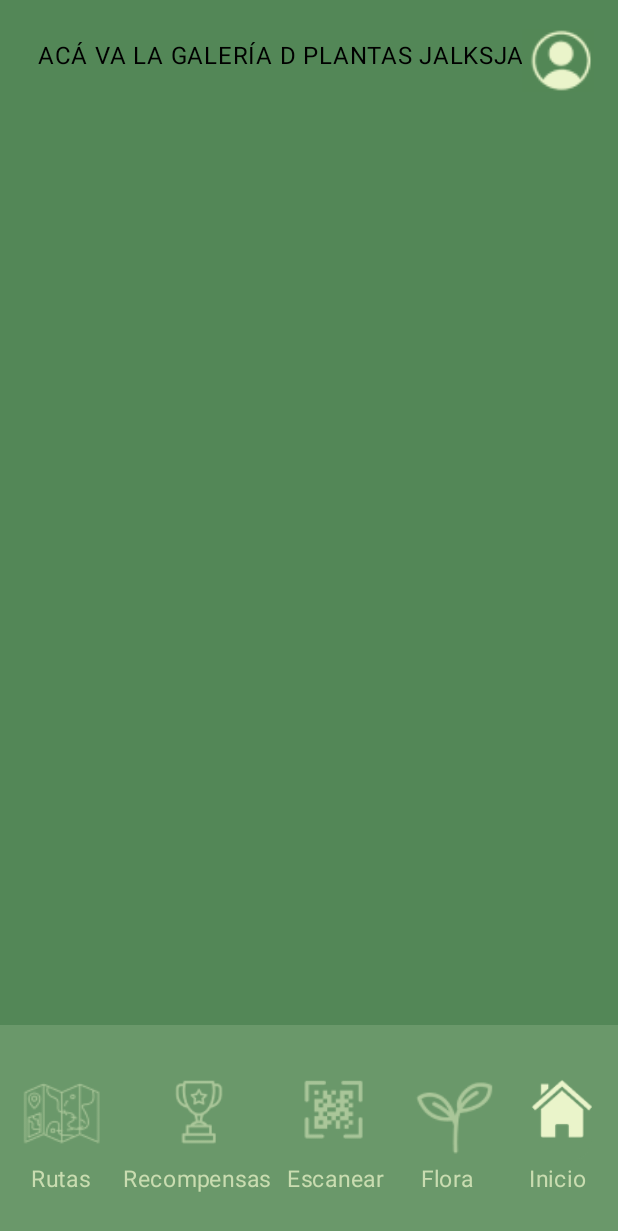
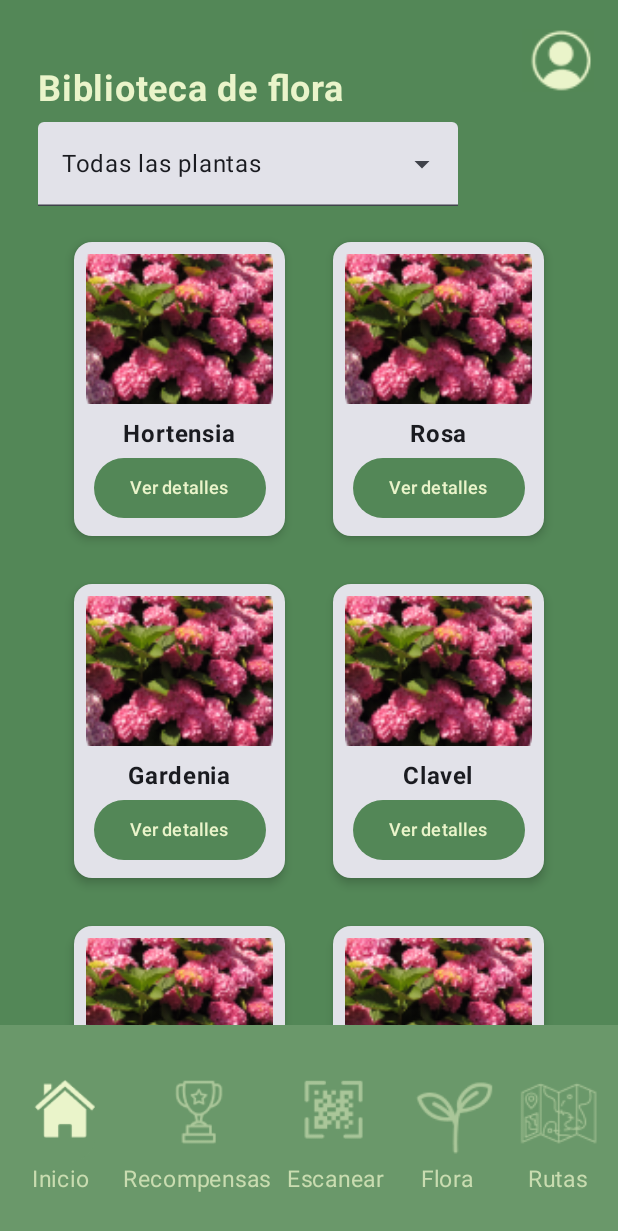
Before and after one commit to Alvaro3435gg/OcoyoacanLensAndroid, an Android app built with Jetpack Compose: the @Preview function GaleriaPreview, on a phone screen of 412 x 824 dp. Shown: the top 1231 px of the screen. Run offline under Robolectric (Android 15) with nearby library versions, the phone set to English and light mode, and no system bars.

Commit message:
avances, muchos

```diff
--- a/app/src/main/java/com/example/inicioocoyucan/GaleriaPlantas.kt
+++ b/app/src/main/java/com/example/inicioocoyucan/GaleriaPlantas.kt
@@ -1,19 +1,52 @@
 package com.example.inicioocoyucan
 
+import androidx.compose.foundation.Image
 import androidx.compose.foundation.background
 import androidx.compose.foundation.layout.Box
 import androidx.compose.foundation.layout.Column
+import androidx.compose.foundation.layout.Row
+import androidx.compose.foundation.layout.Spacer
+import androidx.compose.foundation.layout.fillMaxHeight
 import androidx.compose.foundation.layout.fillMaxSize
+import androidx.compose.foundation.layout.fillMaxWidth
+import androidx.compose.foundation.layout.height
 import androidx.compose.foundation.layout.padding
+import androidx.compose.foundation.layout.size
+import androidx.compose.foundation.layout.width
+import androidx.compose.foundation.lazy.grid.GridCells
+import androidx.compose.foundation.lazy.grid.LazyVerticalGrid
+import androidx.compose.material3.Button
+import androidx.compose.material3.ButtonColors
+import androidx.compose.material3.ButtonDefaults
+import androidx.compose.material3.Card
+import androidx.compose.material3.CardDefaults
+import androidx.compose.material3.DropdownMenuItem
+import androidx.compose.material3.ExperimentalMaterial3Api
+import androidx.compose.material3.ExposedDropdownMenuBox
+import androidx.compose.material3.ExposedDropdownMenuDefaults
 import androidx.compose.material3.Text
+import androidx.compose.material3.TextField
 import androidx.compose.runtime.Composable
+import androidx.compose.runtime.getValue
+import androidx.compose.runtime.mutableStateOf
+import androidx.compose.runtime.remember
+import androidx.compose.runtime.setValue
+import androidx.compose.ui.Alignment
 import androidx.compose.ui.graphics.Color
 import androidx.compose.ui.tooling.preview.Preview
 import androidx.compose.ui.unit.dp
 import com.example.inicioocoyucan.ui.theme.InicioOcoyucanTheme
 import androidx.compose.ui.Modifier
+import androidx.compose.ui.layout.ContentScale
+import androidx.compose.ui.res.painterResource
+import androidx.compose.ui.res.stringResource
+import androidx.compose.ui.text.font.FontStyle
+import androidx.compose.ui.text.font.FontWeight
+import androidx.compose.ui.unit.sp
 import androidx.navigation.NavController
 import androidx.navigation.compose.rememberNavController
+import com.example.inicioocoyucan.data.DataSourcePlant
+import com.example.inicioocoyucan.model.Plant
 
 @Composable
 fun Galeria(navController: NavController, modifier: Modifier = Modifier) {
@@ -27,7 +60,7 @@ fun Galeria(navController: NavController, modifier: Modifier = Modifier) {
                 .fillMaxSize()
                 .padding(25.dp)
         ) {
-            Lista()
+            Lista(DataSourcePlant().loadPlants())
         }
         UserSection()
         BottomNavigationBar(navController)
@@ -35,8 +68,112 @@ fun Galeria(navController: NavController, modifier: Modifier = Modifier) {
 }
 
 @Composable
-fun Lista(){
-    Text(text = "ACÁ VA LA GALERÍA D PLANTAS JALKSJA")
+fun PlantCard(plant: Plant, modifier: Modifier = Modifier){
+    Card(
+        elevation = CardDefaults.cardElevation(defaultElevation = 4.dp),
+        modifier = modifier
+            .padding(8.dp)
+            .fillMaxWidth()
+    ) {
+        Column(
+            horizontalAlignment = Alignment.CenterHorizontally,
+            modifier = Modifier.padding(8.dp)
+        ) {
+            // Imagen de la planta
+            Image(
+                painter = painterResource(id = plant.imageResId),
+                contentDescription = stringResource(id = plant.nameResId),
+                contentScale = ContentScale.Crop,
+                modifier = Modifier
+                    .height(100.dp)
+                    .fillMaxWidth()
+            )
+
+            Text(
+                text = stringResource(id = plant.nameResId),
+                fontSize = 16.sp,
+                fontWeight = FontWeight.Bold,
+                modifier = Modifier.padding(top = 8.dp)
+            )
+
+            Button(onClick = { /*TODO*/ }, colors = ButtonDefaults.buttonColors(containerColor = Color(83, 135, 87))) {
+
+                Text(
+                    text = "Ver detalles",
+                    fontSize = 12.sp,
+                    color = Color(234, 244, 202))
+            }
+        }
+    }
+}
+@OptIn(ExperimentalMaterial3Api::class)
+@Composable
+fun PlantLibraryDropdownMenu() {
+    var expanded by remember { mutableStateOf(false) }
+    var selectedOption by remember { mutableStateOf("Todas las plantas") }
+
+    val options = listOf("Todas las plantas", "Mis plantas")
+
+    ExposedDropdownMenuBox(
+        expanded = expanded,
+        onExpandedChange = { expanded = !expanded },
+    ) {
+        TextField(
+            value = selectedOption,
+            onValueChange = {},
+            readOnly = true,
+            trailingIcon = {
+                ExposedDropdownMenuDefaults.TrailingIcon(expanded = expanded)
+            },
+            modifier = Modifier.menuAnchor()
+        )
+
+        ExposedDropdownMenu(
+            expanded = expanded,
+            onDismissRequest = { expanded = false }
+        ) {
+            options.forEach { option ->
+                DropdownMenuItem(
+                    text = { Text(text = option) },
+                    onClick = {
+                        selectedOption = option
+                        expanded = false
+                    }
+                )
+            }
+        }
+    }
+}
+
+@Composable
+fun Lista(plantList: List<Plant>, modifier: Modifier = Modifier){
+    Column(
+        Modifier
+            .fillMaxHeight()
+            .padding(bottom = 100.dp)
+    ) {
+        Spacer(modifier = Modifier.height(20.dp))
+        Text(
+            text = "Biblioteca de flora",
+            fontSize = 24.sp,
+            color = Color(234, 244, 202),
+            fontWeight = FontWeight.Bold,
+            modifier = Modifier.padding(bottom = 8.dp)
+        )
+
+        PlantLibraryDropdownMenu()
+
+        LazyVerticalGrid(
+            columns = GridCells.Fixed(2),
+            modifier = modifier.padding(8.dp)
+        ) {
+            items(plantList.size) { index ->
+                PlantCard(plant = plantList[index], modifier = Modifier.padding(8.dp))
+            }
+        }
+
+    }
+
 }
 
 @Preview(showBackground = true)
--- a/app/src/main/java/com/example/inicioocoyucan/MainActivity.kt
+++ b/app/src/main/java/com/example/inicioocoyucan/MainActivity.kt
@@ -12,17 +12,14 @@ import androidx.compose.foundation.layout.Box
 import androidx.compose.foundation.layout.Column
 import androidx.compose.foundation.layout.Row
 import androidx.compose.foundation.layout.Spacer
-import androidx.compose.foundation.layout.fillMaxHeight
 import androidx.compose.foundation.layout.fillMaxSize
 import androidx.compose.foundation.layout.fillMaxWidth
 import androidx.compose.foundation.layout.height
 import androidx.compose.foundation.layout.padding
 import androidx.compose.foundation.layout.size
-import androidx.compose.foundation.layout.width
 import androidx.compose.foundation.shape.RoundedCornerShape
 import androidx.compose.material3.Button
 import androidx.compose.material3.ButtonDefaults
-import androidx.compose.material3.Scaffold
 import androidx.compose.material3.Text
 import androidx.compose.runtime.Composable
 import androidx.compose.ui.Alignment
@@ -30,9 +27,7 @@ import androidx.compose.ui.Modifier
 import androidx.compose.ui.graphics.Color
 import androidx.compose.ui.graphics.painter.Painter
 import androidx.compose.ui.res.painterResource
-import androidx.compose.ui.text.TextStyle
 import androidx.compose.ui.text.font.FontWeight
-import androidx.compose.ui.text.input.KeyboardType
 import androidx.compose.ui.tooling.preview.Preview
 import androidx.compose.ui.unit.dp
 import androidx.compose.ui.unit.sp
@@ -49,9 +44,13 @@ class MainActivity : ComponentActivity() {
         setContent {
             InicioOcoyucanTheme {
                 val navController = rememberNavController()
-                NavHost(navController = navController, startDestination = "inicio") {
+                NavHost(navController = navController, startDestination = "register") {
                 composable("inicio") { Inicio(navController) }
                 composable("galeria") { Galeria(navController) }
+                composable("register") { RegistrationScreen(navController) }
+                composable("escanear") { Escanear(navController)}
+                composable("recompensas") { Recompensas(navController) }
+                composable("rutas") { Rutas(navController) }
             }
             }
         }
@@ -70,6 +69,7 @@ fun Inicio(navController: NavController, modifier: Modifier = Modifier) {
                 .fillMaxSize()
                 .padding(25.dp)
         ) {
+            Spacer(modifier = Modifier.height(10.dp))
             HeaderSection()
             CarruselSection(navController)
             VisionSection()
@@ -202,7 +202,7 @@ fun Icono(
     Column(
         modifier = modifier
             .padding(1.dp)
-            .clickable(onClick = onClick), // Envolvemos la columna con un modificador clickable
+            .clickable(onClick = onClick),
         horizontalAlignment = Alignment.CenterHorizontally,
     ) {
         Image(
@@ -238,17 +238,25 @@ fun BottomNavigationBar(navController: NavController) {
             horizontalArrangement = Arrangement.SpaceEvenly,
             verticalAlignment = Alignment.CenterVertically
         ) {
-            Icono(painter = painterResource(id = R.drawable.rutas), text = "Rutas")
-            Icono(painter = painterResource(id = R.drawable.recompensas), text = "Recompensas")
-            Icono(painter = painterResource(id = R.drawable.escanear), text = "Escanear")
+            Icono(painter = painterResource(
+                id = R.drawable.inicioselect),
+                text = "Inicio",
+                onClick = {navController.navigate("inicio")})
+            Icono(painter = painterResource(
+                id = R.drawable.recompensas),
+                text = "Recompensas",
+                onClick = {navController.navigate("recompensas")})
+            Icono(painter = painterResource(
+                id = R.drawable.escanear),
+                text = "Escanear",
+                onClick = {navController.navigate("escanear")})
             Icono(painter = painterResource(
                 id = R.drawable.flora),
                 text = "Flora",
                 onClick = {navController.navigate("galeria")})
-            Icono(painter = painterResource(
-                id = R.drawable.inicioselect),
-                text = "Inicio",
-                onClick = {navController.navigate("inicio")})
+            Icono(painter = painterResource(id = R.drawable.rutas),
+                text = "Rutas",
+                onClick = {navController.navigate("rutas")})
         }
     }
 }
--- /dev/null
+++ b/app/src/main/java/com/example/inicioocoyucan/data/DataSourcePlant.kt
@@ -0,0 +1,31 @@
+package com.example.inicioocoyucan.data
+
+import com.example.inicioocoyucan.R
+import com.example.inicioocoyucan.model.Plant
+
+class DataSourcePlant {
+    fun loadPlants(): List<Plant> {
+        return listOf<Plant>(
+            Plant(R.drawable.plant2, R.string.plant1, R.string.sc1, R.string.description1, R.string.reference),
+            Plant(R.drawable.plant2, R.string.plant2, R.string.sc2, R.string.description2, R.string.reference),
+            Plant(R.drawable.plant2, R.string.plant3, R.string.sc3, R.string.description3, R.string.reference),
+            Plant(R.drawable.plant2, R.string.plant4, R.string.sc4, R.string.description4, R.string.reference),
+            Plant(R.drawable.plant2, R.string.plant5, R.string.sc5, R.string.description5, R.string.reference),
+            Plant(R.drawable.plant2, R.string.plant6, R.string.sc6, R.string.description6, R.string.reference),
+            Plant(R.drawable.plant2, R.string.plant7, R.string.sc7, R.string.description7, R.string.reference),
+            Plant(R.drawable.plant2, R.string.plant8, R.string.sc8, R.string.description8, R.string.reference),
+            Plant(R.drawable.plant2, R.string.plant9, R.string.sc9, R.string.description9, R.string.reference),
+            Plant(R.drawable.plant2, R.string.plant10, R.string.sc10, R.string.description10, R.string.reference),
+            Plant(R.drawable.plant2, R.string.plant1, R.string.sc1, R.string.description1, R.string.reference),
+            Plant(R.drawable.plant2, R.string.plant2, R.string.sc2, R.string.description2, R.string.reference),
+            Plant(R.drawable.plant2, R.string.plant3, R.string.sc3, R.string.description3, R.string.reference),
+            Plant(R.drawable.plant2, R.string.plant4, R.string.sc4, R.string.description4, R.string.reference),
+            Plant(R.drawable.plant2, R.string.plant5, R.string.sc5, R.string.description5, R.string.reference),
+            Plant(R.drawable.plant2, R.string.plant6, R.string.sc6, R.string.description6, R.string.reference),
+            Plant(R.drawable.plant2, R.string.plant7, R.string.sc7, R.string.description7, R.string.reference),
+            Plant(R.drawable.plant2, R.string.plant8, R.string.sc8, R.string.description8, R.string.reference),
+            Plant(R.drawable.plant2, R.string.plant9, R.string.sc9, R.string.description9, R.string.reference),
+            Plant(R.drawable.plant2, R.string.plant10, R.string.sc10, R.string.description10, R.string.reference)
+        )
+    }
+}
--- /dev/null
+++ b/app/src/main/java/com/example/inicioocoyucan/model/Plant.kt
@@ -0,0 +1,12 @@
+package com.example.inicioocoyucan.model
+
+import androidx.annotation.DrawableRes
+import androidx.annotation.StringRes
+
+class Plant (
+    @DrawableRes val imageResId: Int,
+    @StringRes val nameResId: Int,
+    @StringRes val scNameResId: Int,
+    @StringRes val descriptionResId: Int,
+    @StringRes val sourceResId: Int
+)
--- a/app/src/main/res/values/strings.xml
+++ b/app/src/main/res/values/strings.xml
@@ -1,3 +1,35 @@
 <resources>
-    <string name="app_name">inicioOcoyucan</string>
+    <string name="app_name">OcoyucanLens</string>
+    <string name="plant1">Hortensia</string>
+    <string name="plant2">Rosa</string>
+    <string name="plant3">Gardenia</string>
+    <string name="plant4">Clavel</string>
+    <string name="plant5">Tomate</string>
+    <string name="plant6">Tulipan</string>
+    <string name="plant7">Violeta</string>
+    <string name="plant8">Orquídea</string>
+    <string name="plant9">Girasol</string>
+    <string name="plant10">Nardo</string>
+    <string name="sc1">Hydrangea</string>
+    <string name="sc2">Rosa</string>
+    <string name="sc3">Gardenias</string>
+    <string name="sc4">Clavel científico</string>
+    <string name="sc5">Tomate es una fruta</string>
+    <string name="sc6">Tulipán chambeador</string>
+    <string name="sc7">Púrpura</string>
+    <string name="sc8">Mi calle</string>
+    <string name="sc9">Ns q es esta planta</string>
+    <string name="sc10">Orchidanceas</string>
+    <string name="description1">Se trata de un arbusto caducifolio que crecen hasta una altura de entre 1 y 3 m-. Las hojas son opuestas, ovales, dentadas y acuminadas, de entre 7 y 20 cm de longitud, con bordes rudamente dentados. Las inflorescencias se agrupan en corimbos terminales, grandes cabezas globulares, de color blanco, azul, rojo o rosa.
+El color de las flores depende de la cantidad de sulfato de aluminio que contenga el suelo, si este es neutro a alcalino contiene menos aluminio, por lo que se producen flores rosas, con suelos ácidos con un pH de 5,5 o menor, la mayor cantidad de mineral al alcance de las raíces da flores azules. Las blancas no se ven afectadas por los valores de pH.</string>
+    <string name="description2">El género Rosa está compuesto por un conocido grupo de arbustos generalmente espinosos y floridos representantes principales de la familia de las rosáceas. Se denomina rosa a la flor de los miembros de este género y rosal a la planta.</string>
+    <string name="description3">Son arbustos de hojas perennes de color verde claro, brillantes y lisas. Sus flores son blancas, similares a las rosas y se usan comúnmente como plantas ornamentales. Una flor, colocada en un vaso con agua, puede perfumar con un intenso y agradable aroma una habitación durante un par de días.</string>
+    <string name="description4">El clavel o clavelina (Dianthus caryophyllus) es una planta herbácea perteneciente a la familia de las Caryophyllaceae, es considerada como flor del agua, difundida en las regiones mediterráneas2 Es espontánea en la flora de la península ibérica. En su forma típica es una planta cespitosa,2 con numerosos vástagos de hasta 1 m de altura</string>
+    <string name="description5">El tomate o jitomate1 es el fruto de la planta Solanum lycopersicum, el cual tiene importancia culinaria, y es una verdura. Siendo el tomate clasificado botánicamente como una fruta, más precisamente como una baya,2 es comúnmente usado en arte culinario como un ingrediente vegetal o también como guarnición</string>
+    <string name="description6">Tulipa es un género de plantas perennes y bulbosas perteneciente a la familia Liliaceae, en el que se incluyen los populares tulipanes, nombre común con el que se designa a todas las especies, híbridos y cultivares de este género. Tulipa contiene aproximadamente 150 especies e innumerables cantidades de híbridos y cultivares conseguidos a través de mejoramiento genético que los floricultores fueron realizando desde el siglo XVI</string>
+    <string name="description7">Las violetas (género Viola) son plantas herbáceas, de la familia de las violáceas, con entre 525 y 600 especies.1 La mayoría de las especies se encuentran en las regiones templadas del hemisferio norte; sin embargo algunas especies están en Hawái, Australasia y los Andes de Sudamérica.</string>
+    <string name="description8">Las orquídeas u orquidáceas (nombre científico Orchidaceae) son una familia de plantas monocotiledóneas que se distinguen por la complejidad de sus flores y por sus interacciones ecológicas con los agentes polinizadores y con los hongos con los que forman micorrizas</string>
+    <string name="description9">Helianthus annuus, también llamado comúnmente girasol, mirasol, maravilla, maíz de teja, acahual3 (del náhuatl atl, agua, y cahualli, dejado, abandonado) es una planta herbácea anual de la familia de las asteráceas originaria de Centro y Norteamérica y cultivada como alimenticia, oleaginosa y ornamental en todo el mundo.</string>
+    <string name="description10">Alcanza hasta un metro de altura y tiene flores rosadas y acampanadas. De sus rizomas se extrae un aceite esencial ambarado y muy aromático el cual es usado como perfume, incienso, sedante, y en la herbología. La Lavandula también fue conocida en la antigua Grecia como nardo, en referencia a la ciudad siria Naarda.</string>
+    <string name="reference">https://es.wikipedia.org</string>
 </resources>
```
Also changed, not shown: app/src/main/java/com/example/inicioocoyucan/Escanear.kt (added, +34 -0 lines), app/src/main/java/com/example/inicioocoyucan/Recompensas.kt (added, +33 -0 lines), app/src/main/java/com/example/inicioocoyucan/Register.kt (added, +124 -0 lines), app/src/main/java/com/example/inicioocoyucan/Rutas.kt (added, +33 -0 lines).
